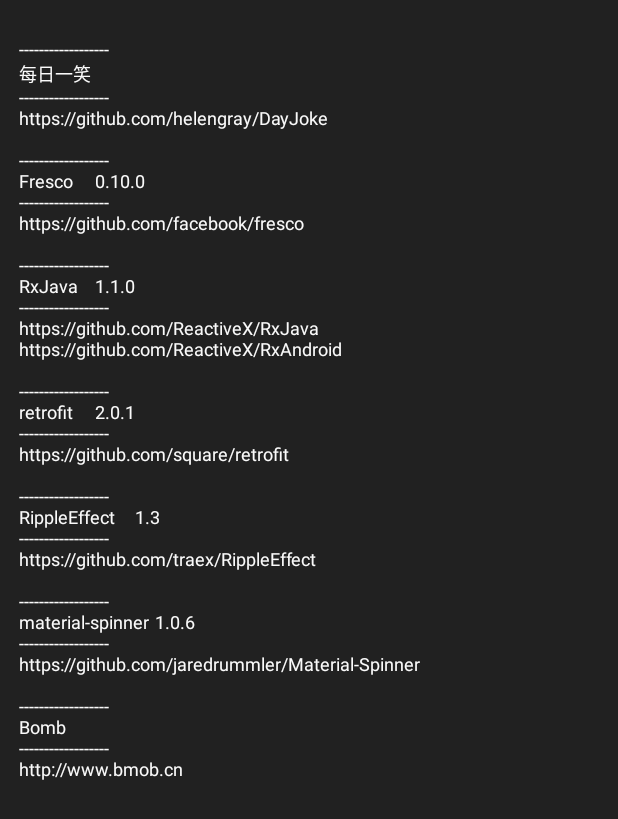
After one commit to helengray/DayJoke, an Android app: the OpenSourceActivity screen opened directly, with no data from a screen before it, on a phone screen of 412 x 824 dp. The commit adds this screen. Shown: the top 819 px of the screen. Run offline under Robolectric (Android 15) with nearby library versions, the phone set to English and light mode, and no system bars; libraries missing offline, so code that uses them is left out: com.facebook.common.

Commit message:
1、开源代码许可 2、RippleViewStyle

```diff
--- a/app/build.gradle
+++ b/app/build.gradle
@@ -38,7 +38,7 @@ dependencies {
     compile 'com.squareup.retrofit2:retrofit:2.0.1'
     compile 'com.squareup.retrofit2:converter-gson:2.0.1'
     compile 'com.squareup.retrofit2:adapter-rxjava:2.0.1'
-    compile 'com.squareup.retrofit2:converter-scalars:2.0.0'
+    //compile 'com.squareup.retrofit2:converter-scalars:2.0.0'
     //fresco
     compile 'com.facebook.fresco:fresco:0.10.0'
     // If your app supports Android versions before Ice Cream Sandwich (API level 14)
--- a/app/src/main/java/com/helen/dayjoke/ui/activity/AboutActivity.java
+++ b/app/src/main/java/com/helen/dayjoke/ui/activity/AboutActivity.java
@@ -155,7 +155,7 @@ public class AboutActivity extends TitlebarActivity implements View.OnClickListe
                 materialDialog.show();
                 break;
             case R.id.layout_open_source:
-
+                OpenSourceActivity.launcher(this);
                 break;
             case R.id.layout_share:
                 shareIntent(this,getString(R.string.app_name),"愿你每一天都快快乐乐，每天看到你的笑容是我最大的幸福！快来下载吧！"+mVersionInfo.getApkFile().getUrl());
--- /dev/null
+++ b/app/src/main/java/com/helen/dayjoke/ui/activity/OpenSourceActivity.java
@@ -0,0 +1,25 @@
+package com.helen.dayjoke.ui.activity;
+
+import android.content.Context;
+import android.content.Intent;
+import android.os.Bundle;
+import android.support.annotation.Nullable;
+
+import com.helen.dayjoke.R;
+
+/**
+ * Created by 李晓伟 on 2016/5/10.
+ *
+ */
+public class OpenSourceActivity extends BaseActivity{
+
+    public static void launcher(Context context){
+        context.startActivity(new Intent(context,OpenSourceActivity.class));
+    }
+
+    @Override
+    protected void onCreate(@Nullable Bundle savedInstanceState) {
+        super.onCreate(savedInstanceState);
+        setContentView(R.layout.activity_open_source);
+    }
+}
--- a/app/src/main/res/layout/activity_feedback.xml
+++ b/app/src/main/res/layout/activity_feedback.xml
@@ -40,8 +40,7 @@
     <com.andexert.library.RippleView
         android:layout_width="match_parent"
         android:layout_height="wrap_content"
-        app:rv_centered="false"
-        app:rv_rippleDuration="500"
+        style="@style/RippleViewStyle"
         >
     <Button
         android:id="@+id/btn_send"
--- /dev/null
+++ b/app/src/main/res/layout/activity_open_source.xml
@@ -0,0 +1,19 @@
+<?xml version="1.0" encoding="utf-8"?>
+<ScrollView
+    xmlns:android="http://schemas.android.com/apk/res/android"
+    android:background="@color/Grey_900"
+    android:layout_height="match_parent"
+    android:layout_width="match_parent">
+<LinearLayout
+    android:layout_width="match_parent"
+    android:layout_height="wrap_content"
+    android:layout_margin="10dp"
+    android:orientation="vertical">
+    <TextView
+        android:layout_width="match_parent"
+        android:layout_height="match_parent"
+        android:text="@string/open_source_content"
+        style="@style/CaptionStyle.Light"
+        />
+</LinearLayout>
+</ScrollView>
--- a/app/src/main/res/values/strings.xml
+++ b/app/src/main/res/values/strings.xml
@@ -56,4 +56,37 @@
     <string name="alert">提示</string>
     <string name="sure">更新</string>
     <string name="cancel">取消</string>
+    <string name="open_source_content">
+        \n
+        ------------------\n
+        每日一笑\n
+        ------------------\n
+        https://github.com/helengray/DayJoke\n\n
+        ------------------\n
+        Fresco \t0.10.0\n
+        ------------------\n
+        https://github.com/facebook/fresco\n\n
+        ------------------\n
+        RxJava \t1.1.0\n
+        ------------------\n
+        https://github.com/ReactiveX/RxJava\n
+        https://github.com/ReactiveX/RxAndroid\n\n
+        ------------------\n
+        retrofit \t2.0.1\n
+        ------------------\n
+        https://github.com/square/retrofit\n\n
+        ------------------\n
+        RippleEffect \t1.3\n
+        ------------------\n
+        https://github.com/traex/RippleEffect\n\n
+        ------------------\n
+        material-spinner \t1.0.6\n
+        ------------------\n
+        https://github.com/jaredrummler/Material-Spinner\n\n
+        ------------------\n
+        Bomb\n
+        ------------------\n
+        http://www.bmob.cn\n\n
+
+    </string>
 </resources>
--- a/app/src/main/res/values/styles.xml
+++ b/app/src/main/res/values/styles.xml
@@ -67,4 +67,10 @@
     <style name="RatingBarTheme" parent="Widget.AppCompat.RatingBar.Small">
         <item name="colorAccent">@color/colorPrimaryDark</item>
     </style>
+
+    <style name="RippleViewStyle">
+        <item name="rv_centered">false</item>
+        <item name="rv_color">@color/Blue_Grey_300</item>
+        <item name="rv_rippleDuration">500</item>
+    </style>
 </resources>
```
Also changed, not shown: app/src/main/AndroidManifest.xml (+8 -0 lines), app/src/main/res/layout/activity_about.xml (+21 -0 lines), app/src/main/res/layout/activity_setting.xml (+6 -1 lines).
